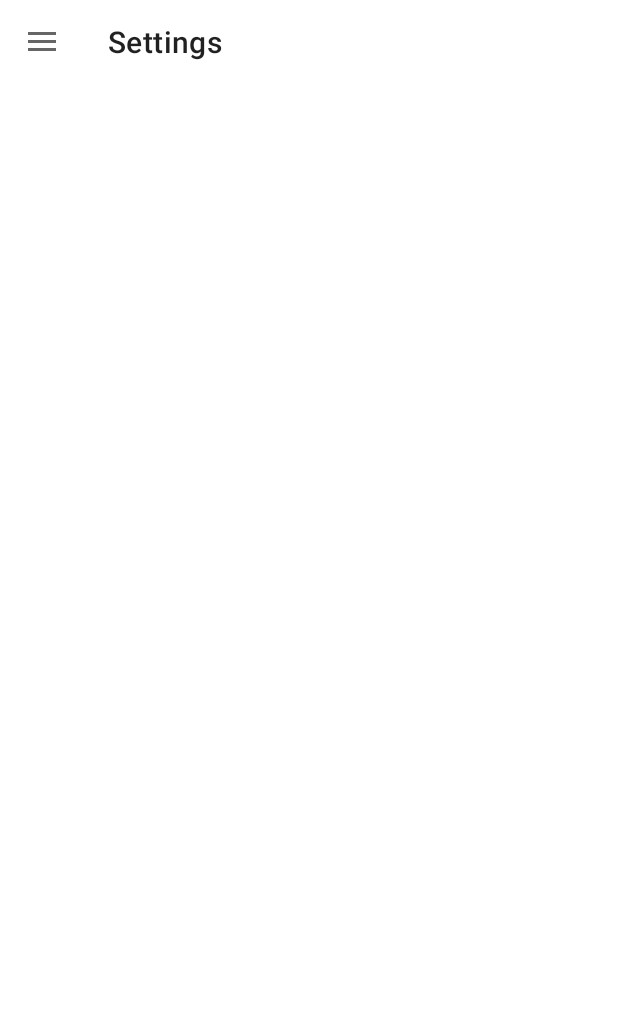
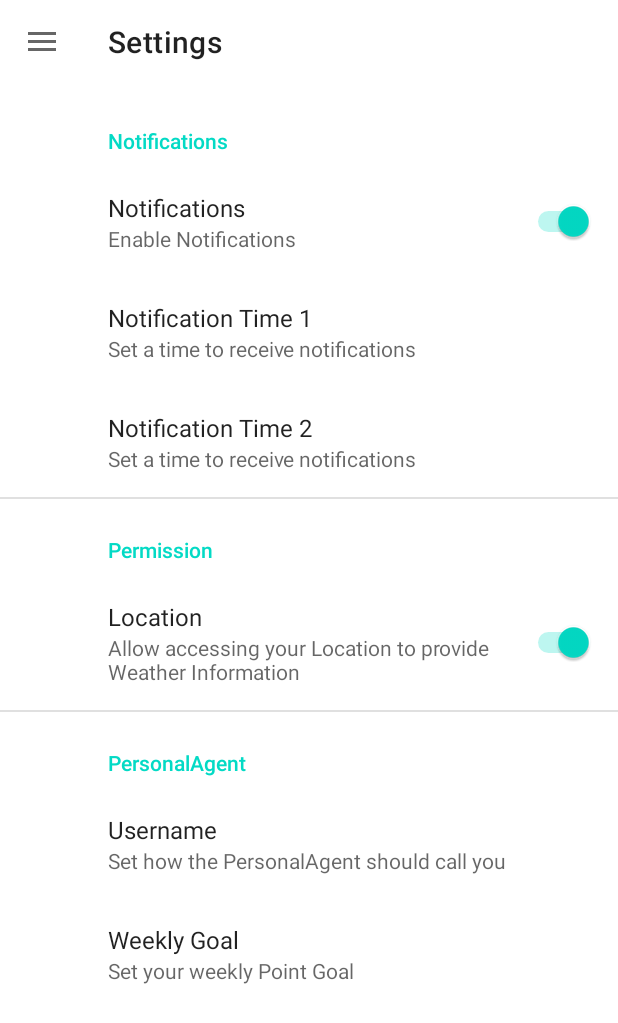
Before and after one commit to Android-Projekte-VHB/vhb-android-ss2021--personalagent-01, an Android app: the SettingsActivity screen opened directly, with no data from a screen before it, on a phone screen of 412 x 824 dp. Before the commit the part shown is almost empty. Shown: the top 1023 px of the screen. Run offline under Robolectric (Android 15) with nearby library versions, the phone set to English and light mode, and no system bars; our stand-ins replace androidx.preference.

Commit message:
Implemented Settings and Layout Adjustments

```diff
--- a/app/app/src/main/java/com/ristudios/personalagent/ui/activities/MainActivity.java
+++ b/app/app/src/main/java/com/ristudios/personalagent/ui/activities/MainActivity.java
@@ -32,8 +32,6 @@ public class MainActivity extends BaseActivity implements WeatherDataListener {
     private static final int REQUEST_LOCATION_PERMISSIONS = 10;
     private TextView tempTV, tempMaxTV, tempMinTV, precipitationTV;
     private ImageView weatherIcon;
-
-
 
     @Override
     protected void onCreate(Bundle savedInstanceState) {
--- a/app/app/src/main/java/com/ristudios/personalagent/ui/activities/SettingsActivity.java
+++ b/app/app/src/main/java/com/ristudios/personalagent/ui/activities/SettingsActivity.java
@@ -16,9 +16,6 @@ public class SettingsActivity extends BaseActivity {
         super.onCreate(savedInstanceState);
         initBurgerMenu();
         getSupportActionBar().setTitle(getResources().getString(R.string.settings));
-
-
-
-
+        getSupportFragmentManager().beginTransaction().add(R.id.fragment_container_view, new SettingsFragment()).commit();
     }
 }
--- /dev/null
+++ b/app/app/src/main/java/com/ristudios/personalagent/ui/activities/SettingsFragment.java
@@ -0,0 +1,41 @@
+package com.ristudios.personalagent.ui.activities;
+
+import android.os.Bundle;
+import android.text.InputType;
+import android.widget.EditText;
+import androidx.annotation.NonNull;
+import androidx.preference.EditTextPreference;
+import androidx.preference.PreferenceFragmentCompat;
+import androidx.preference.SwitchPreference;
+
+import com.ristudios.personalagent.R;
+import com.ristudios.personalagent.utils.Utils;
+
+import org.jetbrains.annotations.NotNull;
+
+public class SettingsFragment extends PreferenceFragmentCompat {
+
+    private SwitchPreference notificationPref, permissionPref;
+    private EditTextPreference notificationTimeOnePref, notificationTimeTwoPref, weeklyGoalPref, usernamePref;
+
+    @Override
+    public void onCreatePreferences(Bundle savedInstanceState, String rootKey) {
+        setPreferencesFromResource(R.xml.settings, rootKey);
+        bindPrefs();
+        weeklyGoalPref.setOnBindEditTextListener(new EditTextPreference.OnBindEditTextListener() {
+            @Override
+            public void onBindEditText(@NonNull @NotNull EditText editText) {
+                editText.setInputType(InputType.TYPE_CLASS_NUMBER);
+            }
+        });
+    }
+
+    private void bindPrefs(){
+        notificationPref = findPreference(Utils.SP_NOTIFICATION_ENABLED_KEY);
+        permissionPref = findPreference(Utils.SP_LOCATION_PERMISSION_KEY);
+        notificationTimeOnePref = findPreference(Utils.SP_NOTIFICATION_TIME_ONE_KEY);
+        notificationTimeTwoPref = findPreference(Utils.SP_NOTIFICATION_TIME_TWO_KEY);
+        weeklyGoalPref = findPreference(Utils.SP_WEEKLY_GOAL_KEY);
+        usernamePref = findPreference(Utils.SP_USERNAME_KEY);
+    }
+}
--- a/app/app/src/main/res/layout/activity_settings.xml
+++ b/app/app/src/main/res/layout/activity_settings.xml
@@ -4,15 +4,44 @@
     xmlns:tools="http://schemas.android.com/tools"
     android:layout_width="match_parent"
     android:layout_height="match_parent"
-    tools:context=".ui.activities.MainActivity">
+    tools:context=".ui.activities.SettingsActivity">
 
-    <include layout="@layout/drawer_layout"
-        android:id="@+id/drawer_layout"/>
+    <androidx.drawerlayout.widget.DrawerLayout xmlns:android="http://schemas.android.com/apk/res/android"
+        xmlns:app="http://schemas.android.com/apk/res-auto"
+        android:id="@+id/drawer_layout"
+        android:layout_width="match_parent"
+        android:layout_height="match_parent"
+        android:fitsSystemWindows="true">
+
+        <LinearLayout
+            android:layout_width="match_parent"
+            android:layout_height="match_parent">
+
+            <androidx.fragment.app.FragmentContainerView
+                xmlns:android="http://schemas.android.com/apk/res/android"
+                xmlns:app="http://schemas.android.com/apk/res-auto"
+                android:layout_marginTop="60dp"
+                app:layout_constraintTop_toTopOf="parent"
+                android:layout_width="match_parent"
+                android:layout_height="match_parent"
+                android:id="@+id/fragment_container_view"
+                />
+
+        </LinearLayout>
+
+        <com.google.android.material.navigation.NavigationView
+            android:id="@+id/nav_view"
+            android:layout_width="wrap_content"
+            android:layout_height="match_parent"
+            android:layout_gravity="start"
+            android:fitsSystemWindows="true"
+            app:menu="@menu/drawer_menu"
+            app:headerLayout="@layout/drawer_header_layout"
+            >
+        </com.google.android.material.navigation.NavigationView>
+    </androidx.drawerlayout.widget.DrawerLayout>
+
     <include layout="@layout/toolbar_layout"
         android:id="@+id/custom_toolbar"/>
 
-
-
-
-
 </androidx.constraintlayout.widget.ConstraintLayout>
--- a/app/app/src/main/res/values/strings.xml
+++ b/app/app/src/main/res/values/strings.xml
@@ -13,7 +13,7 @@
 <string name="start">Start</string>
 <string name="options">Options</string>
 <string name="navigation">Navigation</string>
-<string name="notification_channel_name">Notifiactions</string>
+<string name="notification_channel_name">Notifications</string>
 <string name="notification_channel_description">Handles all notifications</string>
 
 //categories
@@ -21,6 +21,23 @@
 <string name="fitness">fitness</string>
 <string name="hobby">hobby</string>
 <string name="appointment">appointment</string>
+
+//Settings
+<string name="settings_category_notifications_title">Notifications</string>
+<string name="settings_notification_switch_summary">Enable Notifications</string>
+<string name="settings_notification_time_one_title">Notification Time 1</string>
+<string name="settings_notification_time_two_title">Notification Time 2</string>
+<string name="settings_notification_time_summary">Set a time to receive notifications</string>
+
+<string name="settings_category_permissions_title">Permission</string>
+<string name="settings_location_permission_title">Location</string>
+<string name="settings_location_permission_summary">Allow accessing your Location to provide Weather Information</string>
+
+<string name="settings_category_pa_title">PersonalAgent</string>
+<string name="settings_pa_username_title">Username</string>
+<string name="settings_pa_username_summary">Set how the PersonalAgent should call you</string>
+<string name="settings_pa_weekly_goal_title">Weekly Goal</string>
+<string name="settings_pa_weekly_goal_summary">Set your weekly Point Goal</string>
 
 
     <string-array name="morning_notification_titles">
--- /dev/null
+++ b/app/app/src/main/res/xml/settings.xml
@@ -0,0 +1,71 @@
+<?xml version="1.0" encoding="utf-8"?>
+<androidx.preference.PreferenceScreen xmlns:android="http://schemas.android.com/apk/res/android"
+    xmlns:app="http://schemas.android.com/apk/res-auto"
+    android:layout_height="match_parent"
+    android:layout_width="match_parent">
+
+    <androidx.preference.PreferenceCategory
+        android:title="@string/settings_category_notifications_title"
+        >
+
+        <androidx.preference.SwitchPreference
+            android:defaultValue="true"
+            android:key="notification_switch"
+            android:summary="@string/settings_notification_switch_summary"
+            android:title="@string/settings_category_notifications_title"
+            />
+
+        <androidx.preference.EditTextPreference
+            android:key="notification_time_one"
+            android:dependency="notification_switch"
+            android:title="@string/settings_notification_time_one_title"
+            android:summary="@string/settings_notification_time_summary"
+            android:dialogTitle="@string/settings_notification_time_one_title"
+            android:dialogMessage="@string/settings_notification_time_summary"
+            >
+        </androidx.preference.EditTextPreference>
+
+        <androidx.preference.EditTextPreference
+            android:key="notification_time_two"
+            android:dependency="notification_switch"
+            android:title="@string/settings_notification_time_two_title"
+            android:summary="@string/settings_notification_time_summary"
+            android:dialogTitle="@string/settings_notification_time_two_title"
+            android:dialogMessage="@string/settings_notification_time_summary"
+            >
+        </androidx.preference.EditTextPreference>
+    </androidx.preference.PreferenceCategory>
+
+    <androidx.preference.PreferenceCategory
+        android:title="@string/settings_category_permissions_title"
+        >
+        <androidx.preference.SwitchPreference
+            android:defaultValue="true"
+            android:key="permission_switch"
+            android:summary="@string/settings_location_permission_summary"
+            android:title="@string/settings_location_permission_title"
+            />
+    </androidx.preference.PreferenceCategory>
+
+    <androidx.preference.PreferenceCategory
+        android:title="@string/settings_category_pa_title"
+        >
+
+        <androidx.preference.EditTextPreference
+            android:key="username"
+            android:title="@string/settings_pa_username_title"
+            android:summary="@string/settings_pa_username_summary"
+            android:dialogTitle="@string/settings_pa_username_title"
+            android:dialogMessage="@string/settings_pa_username_summary"
+
+            />
+
+        <androidx.preference.EditTextPreference
+            android:title="@string/settings_pa_weekly_goal_title"
+            android:key="weekly_point_goal"
+            android:summary="@string/settings_pa_weekly_goal_summary"
+            />
+
+    </androidx.preference.PreferenceCategory>
+
+</androidx.preference.PreferenceScreen>
```
Also changed, not shown: app/app/src/main/java/com/ristudios/personalagent/utils/Utils.java (+7 -2 lines), app/app/src/main/res/layout/activity_calender.xml (+25 -3 lines), app/app/src/main/res/layout/activity_main.xml (+22 -9 lines), app/app/src/main/res/layout/activity_weekly_overview.xml (+24 -3 lines), 1 other file.
